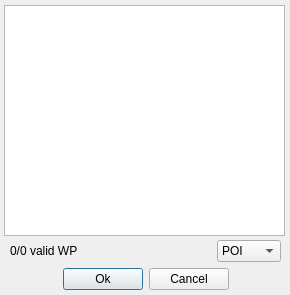
Above: src/Ui/POI_input.ui from nohal/qtVlm before the change. Below: the same form after it.
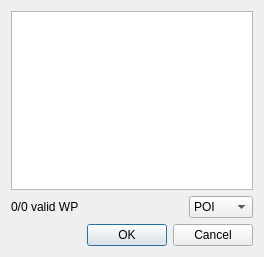
That is the form after the change.

Commit message: Made all dialogs resize cleanly.

Patch:
```diff
--- a/src/Ui/POI_input.ui
+++ b/src/Ui/POI_input.ui
@@ -6,22 +6,16 @@
    <rect>
     <x>0</x>
     <y>0</y>
-    <width>290</width>
-    <height>295</height>
+    <width>264</width>
+    <height>257</height>
    </rect>
   </property>
   <property name="windowTitle">
    <string>Importation de marques - LAT,LON@WPH</string>
   </property>
+  <layout class="QVBoxLayout" name="verticalLayout">
+   <item>
   <widget class="QPlainTextEdit" name="POI_list">
-   <property name="geometry">
-    <rect>
-     <x>4</x>
-     <y>5</y>
-     <width>281</width>
-     <height>231</height>
-    </rect>
-   </property>
    <property name="toolTip">
     <string>Coller ou inserer des POI au format LAT,LON@WPH</string>
    </property>
@@ -29,67 +23,8 @@
     <string/>
    </property>
   </widget>
-  <widget class="QWidget" name="layoutWidget">
-   <property name="geometry">
-    <rect>
-     <x>10</x>
-     <y>266</y>
-     <width>271</width>
-     <height>27</height>
-    </rect>
-   </property>
-   <layout class="QHBoxLayout" name="horizontalLayout">
-    <item>
-     <spacer name="horizontalSpacer">
-      <property name="orientation">
-       <enum>Qt::Horizontal</enum>
-      </property>
-      <property name="sizeHint" stdset="0">
-       <size>
-        <width>40</width>
-        <height>20</height>
-       </size>
-      </property>
-     </spacer>
     </item>
     <item>
-     <widget class="QPushButton" name="pushButton">
-      <property name="text">
-       <string>Ok</string>
-      </property>
-     </widget>
-    </item>
-    <item>
-     <widget class="QPushButton" name="pushButton_2">
-      <property name="text">
-       <string>Cancel</string>
-      </property>
-     </widget>
-    </item>
-    <item>
-     <spacer name="horizontalSpacer_2">
-      <property name="orientation">
-       <enum>Qt::Horizontal</enum>
-      </property>
-      <property name="sizeHint" stdset="0">
-       <size>
-        <width>40</width>
-        <height>20</height>
-       </size>
-      </property>
-     </spacer>
-    </item>
-   </layout>
-  </widget>
-  <widget class="QWidget" name="layoutWidget">
-   <property name="geometry">
-    <rect>
-     <x>10</x>
-     <y>240</y>
-     <width>271</width>
-     <height>22</height>
-    </rect>
-   </property>
    <layout class="QHBoxLayout" name="horizontalLayout_2">
     <item>
      <widget class="QLabel" name="nbValid">
@@ -131,7 +66,15 @@
      </widget>
     </item>
    </layout>
-  </widget>
+   </item>
+   <item>
+    <widget class="QDialogButtonBox" name="buttonBox">
+     <property name="standardButtons">
+      <set>QDialogButtonBox::Cancel|QDialogButtonBox::Ok</set>
+     </property>
+    </widget>
+   </item>
+  </layout>
  </widget>
  <resources/>
  <connections>
```
Left out of the diff: 16 changed lines with no effect on the pictures. Lines whose indentation alone changed are shown as unchanged. The commit also changes 40 other files.
